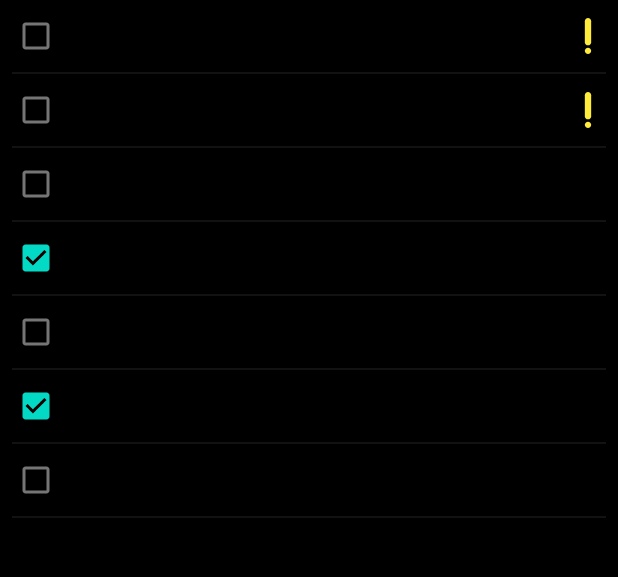
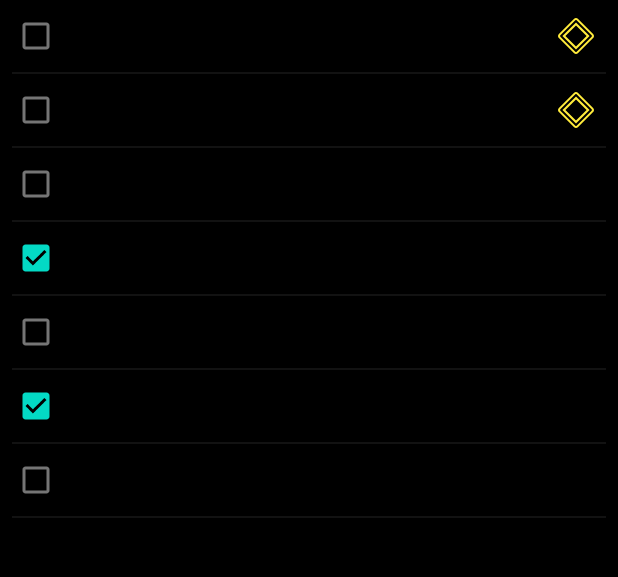
Before and after one commit to alexander-serious/Glider, an Android app: the screen it shows after launch (MainActivity), on a phone screen of 412 x 824 dp, the part 84-661 px from its top. Run offline under Robolectric (Android 15) with nearby library versions, the phone set to English and light mode, and no system bars; our stand-ins replace Dagger/Hilt's generated code, Room's generated code.

Commit message:
add DataStore, Update and Swipe tasks

```diff
--- a/app/build.gradle
+++ b/app/build.gradle
@@ -107,6 +107,9 @@ dependencies {
     implementation "androidx.room:room-ktx:$room_version"
     kapt "androidx.room:room-compiler:$room_version"
 
+    // DataStore
+    implementation 'androidx.datastore:datastore-preferences:1.0.0-alpha08'
+
     testImplementation 'junit:junit:4.+'
     androidTestImplementation 'androidx.test.ext:junit:1.1.2'
     androidTestImplementation 'androidx.test.espresso:espresso-core:3.3.0'
--- /dev/null
+++ b/app/src/main/java/com/troxumenko/glider/data/PreferencesManager.kt
@@ -0,0 +1,60 @@
+package com.troxumenko.glider.data
+
+import android.content.Context
+import android.util.Log
+import androidx.datastore.core.DataStore
+import androidx.datastore.preferences.core.*
+import androidx.datastore.preferences.preferencesDataStore
+import dagger.hilt.android.qualifiers.ApplicationContext
+import kotlinx.coroutines.flow.catch
+import kotlinx.coroutines.flow.map
+import java.io.IOException
+import javax.inject.Inject
+import javax.inject.Singleton
+
+private const val TAG = "PreferencesManager"
+
+enum class SortOrder { BY_NAME, BY_DATE }
+
+data class FilterPreferences(val sortOrder: SortOrder, val hideCompleted: Boolean)
+
+@Singleton
+class PreferencesManager @Inject constructor(@ApplicationContext context: Context) {
+
+    private val Context.dataStore: DataStore<Preferences> by preferencesDataStore(name = "user_preferences")
+    private val dataStore: DataStore<Preferences> = context.dataStore
+
+    val preferencesFlow = dataStore.data
+        .catch { exception ->
+            if (exception is IOException) {
+                Log.e(TAG, "Error reading preferences", exception)
+                emit(emptyPreferences())
+            } else {
+                throw exception
+            }
+        }
+        .map { preferences ->
+            val sortOrder = SortOrder.valueOf(
+                preferences[PreferencesKeys.SORT_ORDER] ?: SortOrder.BY_DATE.name
+            )
+            val hideCompleted = preferences[PreferencesKeys.HIDE_COMPLETED] ?: false
+            FilterPreferences(sortOrder, hideCompleted)
+        }
+
+    suspend fun updateSortOrder(sortOrder: SortOrder) {
+        dataStore.edit { preferences ->
+            preferences[PreferencesKeys.SORT_ORDER] = sortOrder.name
+        }
+    }
+
+    suspend fun updateHideCompleted(hideCompleted: Boolean) {
+        dataStore.edit { preferences ->
+            preferences[PreferencesKeys.HIDE_COMPLETED] = hideCompleted
+        }
+    }
+
+    private object PreferencesKeys {
+        val SORT_ORDER = stringPreferencesKey("sort_order")
+        val HIDE_COMPLETED = booleanPreferencesKey("hide_completed")
+    }
+}
--- a/app/src/main/java/com/troxumenko/glider/data/TaskDao.kt
+++ b/app/src/main/java/com/troxumenko/glider/data/TaskDao.kt
@@ -1,7 +1,6 @@
 package com.troxumenko.glider.data
 
 import androidx.room.*
-import com.troxumenko.glider.presentation.tasks.SortOrder
 import kotlinx.coroutines.flow.Flow
 
 
--- a/app/src/main/java/com/troxumenko/glider/presentation/tasks/TasksFragment.kt
+++ b/app/src/main/java/com/troxumenko/glider/presentation/tasks/TasksFragment.kt
@@ -3,17 +3,27 @@ package com.troxumenko.glider.presentation.tasks
 import android.os.Bundle
 import android.view.*
 import androidx.appcompat.widget.SearchView
+import androidx.core.content.ContextCompat
 import androidx.fragment.app.viewModels
+import androidx.lifecycle.lifecycleScope
+import androidx.recyclerview.widget.ItemTouchHelper
 import androidx.recyclerview.widget.LinearLayoutManager
+import androidx.recyclerview.widget.RecyclerView
+import com.google.android.material.snackbar.Snackbar
 import com.troxumenko.glider.R
+import com.troxumenko.glider.data.SortOrder
+import com.troxumenko.glider.data.Task
 import com.troxumenko.glider.databinding.FragmentTasksBinding
 import com.troxumenko.glider.extentions.onQueryTextChanged
 import com.troxumenko.glider.ui.BaseFragment
 import com.troxumenko.glider.ui.TasksAdapter
 import dagger.hilt.android.AndroidEntryPoint
+import kotlinx.coroutines.flow.collect
+import kotlinx.coroutines.flow.first
+import kotlinx.coroutines.launch
 
 @AndroidEntryPoint
-class TasksFragment : BaseFragment<FragmentTasksBinding>() {
+class TasksFragment : BaseFragment<FragmentTasksBinding>(), TasksAdapter.OnItemClickListener {
     override fun creatingBinding(parent: ViewGroup?): FragmentTasksBinding = inflate()
 
     private val viewModel: TasksViewModel by viewModels()
@@ -21,7 +31,7 @@ class TasksFragment : BaseFragment<FragmentTasksBinding>() {
     override fun onViewCreated(view: View, savedInstanceState: Bundle?) {
         super.onViewCreated(view, savedInstanceState)
 
-        val taskAdapter = TasksAdapter()
+        val taskAdapter = TasksAdapter(this)
 
         binding.apply {
             recyclerViewTasks.apply {
@@ -29,13 +39,52 @@ class TasksFragment : BaseFragment<FragmentTasksBinding>() {
                 layoutManager = LinearLayoutManager(requireContext())
                 setHasFixedSize(true)
             }
+
+            ItemTouchHelper(object : ItemTouchHelper.SimpleCallback(
+                0,
+                ItemTouchHelper.LEFT or ItemTouchHelper.RIGHT
+            ) {
+                override fun onMove(
+                    recyclerView: RecyclerView,
+                    viewHolder: RecyclerView.ViewHolder,
+                    target: RecyclerView.ViewHolder
+                ): Boolean {
+                    return false
+                }
+
+                override fun onSwiped(viewHolder: RecyclerView.ViewHolder, direction: Int) {
+                    val task = taskAdapter.currentList[viewHolder.bindingAdapterPosition]
+                    viewModel.onTaskSwiped(task)
+                }
+            }).attachToRecyclerView(recyclerViewTasks)
         }
 
         viewModel.tasks.observe(viewLifecycleOwner) {
             taskAdapter.submitList(it)
         }
 
+        viewLifecycleOwner.lifecycleScope.launchWhenStarted {
+            viewModel.tasksEvent.collect { event ->
+                when (event) {
+                    is TasksViewModel.TasksEvent.ShowUndoDeleteTaskMassage -> {
+                        Snackbar
+                            .make(requireView(), "Task deleted", Snackbar.LENGTH_LONG)
+                            .setAction("UNDO") { viewModel.onUndoDeleteClick(event.task) }
+                            .show()
+                    }
+                }
+            }
+        }
+
         setHasOptionsMenu(true)
+    }
+
+    override fun onItemClick(task: Task) {
+        viewModel.onTaskSelected(task)
+    }
+
+    override fun onCheckBoxClick(task: Task, isChecked: Boolean) {
+        viewModel.onTaskCheckedChanges(task, isChecked)
     }
 
     override fun onCreateOptionsMenu(menu: Menu, inflater: MenuInflater) {
@@ -47,21 +96,26 @@ class TasksFragment : BaseFragment<FragmentTasksBinding>() {
         searchView.onQueryTextChanged {
             viewModel.searchQuery.value = it
         }
+
+        viewLifecycleOwner.lifecycleScope.launch {
+            menu.findItem(R.id.action_hide_completed_tasks).isChecked =
+                viewModel.preferencesFlow.first().hideCompleted
+        }
     }
 
     override fun onOptionsItemSelected(item: MenuItem): Boolean {
         return when (item.itemId) {
             R.id.action_sort_by_name -> {
-                viewModel.sortOrder.value = SortOrder.BY_NAME
+                viewModel.onSortOrderSelected(SortOrder.BY_NAME)
                 true
             }
             R.id.action_sort_by_date_created -> {
-                viewModel.sortOrder.value = SortOrder.BY_DATE
+                viewModel.onSortOrderSelected(SortOrder.BY_DATE)
                 true
             }
             R.id.action_hide_completed_tasks -> {
                 item.isChecked = !item.isChecked
-                viewModel.hideCompleted.value = item.isChecked
+                viewModel.onHideCompletedClick(item.isChecked)
                 true
             }
             R.id.action_delete_all_completed_tasks -> {
--- a/app/src/main/java/com/troxumenko/glider/presentation/tasks/TasksViewModel.kt
+++ b/app/src/main/java/com/troxumenko/glider/presentation/tasks/TasksViewModel.kt
@@ -2,34 +2,68 @@ package com.troxumenko.glider.presentation.tasks
 
 import androidx.lifecycle.ViewModel
 import androidx.lifecycle.asLiveData
+import androidx.lifecycle.viewModelScope
+import com.troxumenko.glider.data.PreferencesManager
+import com.troxumenko.glider.data.SortOrder
+import com.troxumenko.glider.data.Task
 import com.troxumenko.glider.data.TaskDao
 import dagger.hilt.android.lifecycle.HiltViewModel
+import kotlinx.coroutines.channels.Channel
 import kotlinx.coroutines.flow.MutableStateFlow
 import kotlinx.coroutines.flow.combine
 import kotlinx.coroutines.flow.flatMapLatest
+import kotlinx.coroutines.flow.receiveAsFlow
+import kotlinx.coroutines.launch
 import javax.inject.Inject
 
 @HiltViewModel
 class TasksViewModel @Inject constructor(
-    private val taskDao: TaskDao
+    private val taskDao: TaskDao,
+    private val preferencesManager: PreferencesManager
 ) : ViewModel() {
 
     val searchQuery = MutableStateFlow("")
 
-    val sortOrder = MutableStateFlow(SortOrder.BY_DATE)
-    val hideCompleted = MutableStateFlow(false)
+    val preferencesFlow = preferencesManager.preferencesFlow
+
+    private val tasksEventChannel = Channel<TasksEvent>()
+    val tasksEvent = tasksEventChannel.receiveAsFlow()
 
     private val tasksFlow = combine(
         searchQuery,
-        sortOrder,
-        hideCompleted
-    ) { query, sortOrder, hideCompleted ->
-        Triple(query, sortOrder, hideCompleted)
-    }.flatMapLatest { (query, sortOrder, hideCompleted) ->
-        taskDao.getTasks(query, sortOrder, hideCompleted)
+        preferencesFlow
+    ) { query, filterPreferences ->
+        Pair(query, filterPreferences)
+    }.flatMapLatest { (query, filterPreferences) ->
+        taskDao.getTasks(query, filterPreferences.sortOrder, filterPreferences.hideCompleted)
     }
 
     val tasks = tasksFlow.asLiveData()
+
+    fun onSortOrderSelected(sortOrder: SortOrder) = viewModelScope.launch {
+        preferencesManager.updateSortOrder(sortOrder)
+    }
+
+    fun onHideCompletedClick(hideCompleted: Boolean) = viewModelScope.launch {
+        preferencesManager.updateHideCompleted(hideCompleted)
+    }
+
+    fun onTaskSelected(task: Task) {}
+
+    fun onTaskCheckedChanges(task: Task, isChecked: Boolean) = viewModelScope.launch {
+        taskDao.update(task.copy(completed = isChecked))
+    }
+
+    fun onTaskSwiped(task: Task) = viewModelScope.launch {
+        taskDao.delete(task)
+        tasksEventChannel.send(TasksEvent.ShowUndoDeleteTaskMassage(task))
+    }
+
+    fun onUndoDeleteClick(task: Task) = viewModelScope.launch {
+        taskDao.insert(task)
+    }
+
+    sealed class TasksEvent {
+        data class ShowUndoDeleteTaskMassage(val task: Task) : TasksEvent()
+    }
 }
-
-enum class SortOrder { BY_NAME, BY_DATE }
--- a/app/src/main/java/com/troxumenko/glider/ui/TasksAdapter.kt
+++ b/app/src/main/java/com/troxumenko/glider/ui/TasksAdapter.kt
@@ -9,7 +9,8 @@ import androidx.recyclerview.widget.RecyclerView
 import com.troxumenko.glider.data.Task
 import com.troxumenko.glider.databinding.ItemTaskBinding
 
-class TasksAdapter : ListAdapter<Task, TasksAdapter.TasksViewHolder>(DiffCallback()) {
+class TasksAdapter(private val listener: OnItemClickListener) :
+    ListAdapter<Task, TasksAdapter.TasksViewHolder>(DiffCallback()) {
 
     override fun onCreateViewHolder(parent: ViewGroup, viewType: Int): TasksViewHolder {
         val binding = ItemTaskBinding.inflate(LayoutInflater.from(parent.context), parent, false)
@@ -21,8 +22,28 @@ class TasksAdapter : ListAdapter<Task, TasksAdapter.TasksViewHolder>(DiffCallbac
         holder.bind(currentItem)
     }
 
-    class TasksViewHolder(private val binding: ItemTaskBinding) :
+    inner class TasksViewHolder(private val binding: ItemTaskBinding) :
         RecyclerView.ViewHolder(binding.root) {
+
+        init {
+            binding.apply {
+                root.setOnClickListener {
+                    val position = bindingAdapterPosition
+                    if (position != RecyclerView.NO_POSITION) {
+                        val task = getItem(position)
+                        listener.onItemClick(task)
+                    }
+                }
+                checkBoxCompleted.setOnClickListener {
+                    val position = bindingAdapterPosition
+                    if (position != RecyclerView.NO_POSITION) {
+                        val task = getItem(position)
+                        listener.onCheckBoxClick(task, checkBoxCompleted.isChecked)
+                    }
+                }
+            }
+        }
+
         fun bind(task: Task) {
             binding.apply {
                 checkBoxCompleted.isChecked = task.completed
@@ -31,6 +52,11 @@ class TasksAdapter : ListAdapter<Task, TasksAdapter.TasksViewHolder>(DiffCallbac
                 labelPriority.isVisible = task.important
             }
         }
+    }
+
+    interface OnItemClickListener {
+        fun onItemClick(task: Task)
+        fun onCheckBoxClick(task: Task, isChecked: Boolean)
     }
 
     class DiffCallback : DiffUtil.ItemCallback<Task>() {
--- a/app/src/main/res/drawable/ic_priority.xml
+++ b/app/src/main/res/drawable/ic_priority.xml
@@ -1,5 +1,5 @@
-<vector android:height="24dp" android:viewportHeight="512"
-    android:viewportWidth="512" android:width="24dp" xmlns:android="http://schemas.android.com/apk/res/android">
-    <path android:fillColor="@color/yellow_500" android:pathData="m256,422c-24.853,0 -45,20.147 -45,45s20.147,45 45,45 45,-20.147 45,-45 -20.147,-45 -45,-45z"/>
-    <path android:fillColor="@color/yellow_500" android:pathData="m256,0c-24.853,0 -45,20.147 -45,45v299c0,24.853 20.147,45 45,45s45,-20.147 45,-45v-299c0,-24.853 -20.147,-45 -45,-45z"/>
+<vector android:height="24dp" android:viewportHeight="511.958"
+    android:viewportWidth="511.958" android:width="24dp" xmlns:android="http://schemas.android.com/apk/res/android">
+    <path android:fillColor="@color/yellow_500" android:pathData="m255.979,511.958c-11.412,0 -22.14,-4.444 -30.209,-12.513l-213.257,-213.257c-8.069,-8.069 -12.513,-18.797 -12.513,-30.209s4.444,-22.14 12.513,-30.209l213.257,-213.257c8.069,-8.069 18.797,-12.513 30.209,-12.513s22.14,4.444 30.209,12.513l213.257,213.257c8.069,8.069 12.513,18.797 12.513,30.209s-4.444,22.14 -12.513,30.209l-213.257,213.257c-8.069,8.069 -18.797,12.513 -30.209,12.513zM255.979,30c-3.398,0 -6.593,1.323 -8.996,3.726l-213.257,213.257c-4.96,4.96 -4.96,13.032 0,17.992l213.257,213.257c2.403,2.403 5.598,3.726 8.996,3.726s6.593,-1.323 8.996,-3.726l213.257,-213.257c4.96,-4.96 4.96,-13.032 0,-17.992l-213.257,-213.257c-2.403,-2.403 -5.598,-3.726 -8.996,-3.726z"/>
+    <path android:fillColor="@color/yellow_500" android:pathData="m255.979,449.446 l-193.467,-193.467 193.467,-193.467 193.467,193.467zM104.939,255.979 L255.979,407.019 407.019,255.979 255.979,104.939z"/>
 </vector>
--- a/app/src/main/res/layout/item_task.xml
+++ b/app/src/main/res/layout/item_task.xml
@@ -38,7 +38,7 @@
             android:layout_height="@dimen/space_24"
             android:layout_alignParentEnd="true"
             android:layout_centerVertical="true"
-            android:layout_marginStart="@dimen/space_8"
+            android:layout_marginEnd="@dimen/space_8"
             android:src="@drawable/ic_priority" />
     </RelativeLayout>
 
@@ -47,5 +47,5 @@
         android:layout_height="1dp"
         android:layout_marginStart="@dimen/space_8"
         android:layout_marginEnd="@dimen/space_8"
-        android:background="@color/light_dark" />
+        android:background="@color/dark" />
 </LinearLayout>
--- a/app/src/main/res/values/colors.xml
+++ b/app/src/main/res/values/colors.xml
@@ -9,5 +9,6 @@
     <color name="white">#FFFFFFFF</color>
     <color name="yellow_200">#FFF59D</color>
     <color name="yellow_500">#ffeb3b</color>
-    <color name="light_dark">#121212</color>
+    <color name="dark">#121212</color>
+    <color name="dark_gray">#272727</color>
 </resources>
--- /dev/null
+++ b/app/src/main/res/values/styles.xml
@@ -0,0 +1,16 @@
+<?xml version="1.0" encoding="utf-8"?>
+<resources>
+    <style name="snackbar_style" parent="@style/Widget.MaterialComponents.Snackbar">
+        <item name="backgroundTint">@color/dark_gray</item>
+        <item name="android:textColor">@color/white</item>
+    </style>
+
+    <style name="snackbar_button" parent="@style/Widget.MaterialComponents.Button.TextButton.Snackbar">
+        <item name="backgroundTint">@color/dark_gray</item>
+        <item name="android:textColor">@color/purple_200</item>
+    </style>
+
+    <style name="snackbar_text" parent="@style/Widget.MaterialComponents.Snackbar.TextView">
+        <item name="android:textColor">@color/white</item>
+    </style>
+</resources>
--- a/app/src/main/res/values/themes.xml
+++ b/app/src/main/res/values/themes.xml
@@ -12,5 +12,8 @@
         <!-- Status bar color. -->
         <item name="android:statusBarColor" tools:targetApi="l">@color/black</item>
         <!-- Customize your theme here. -->
+        <item name="snackbarStyle">@style/snackbar_style</item>
+        <item name="snackbarButtonStyle">@style/snackbar_button</item>
+        <item name="snackbarTextViewStyle">@style/snackbar_text</item>
     </style>
 </resources>
```
